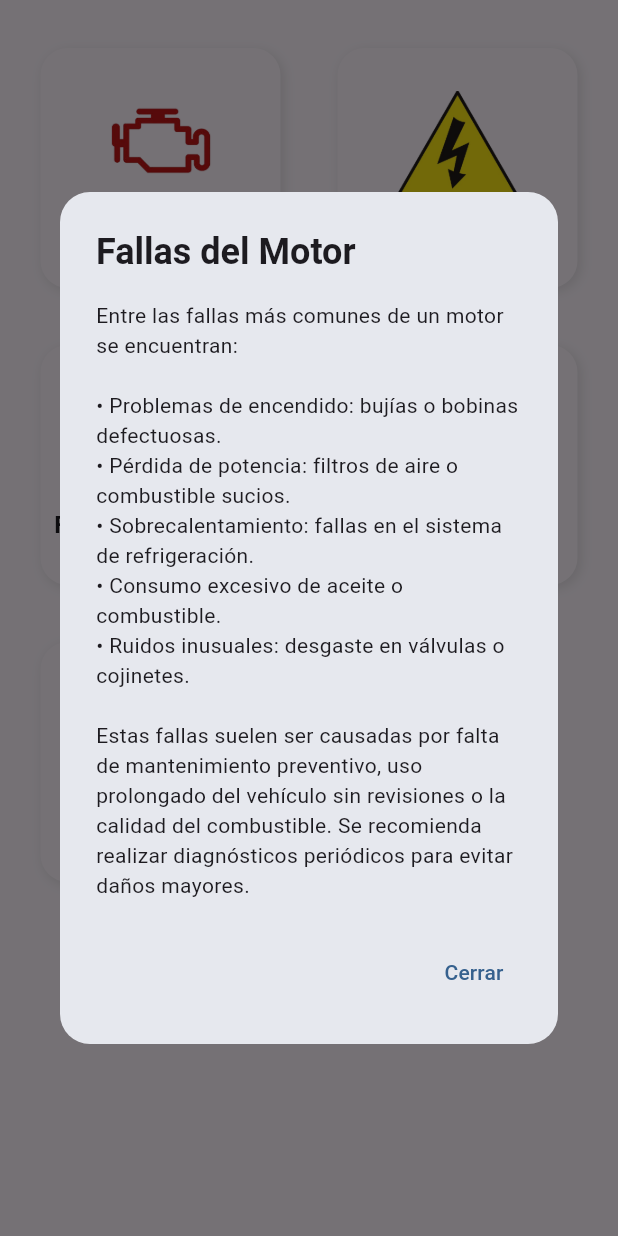
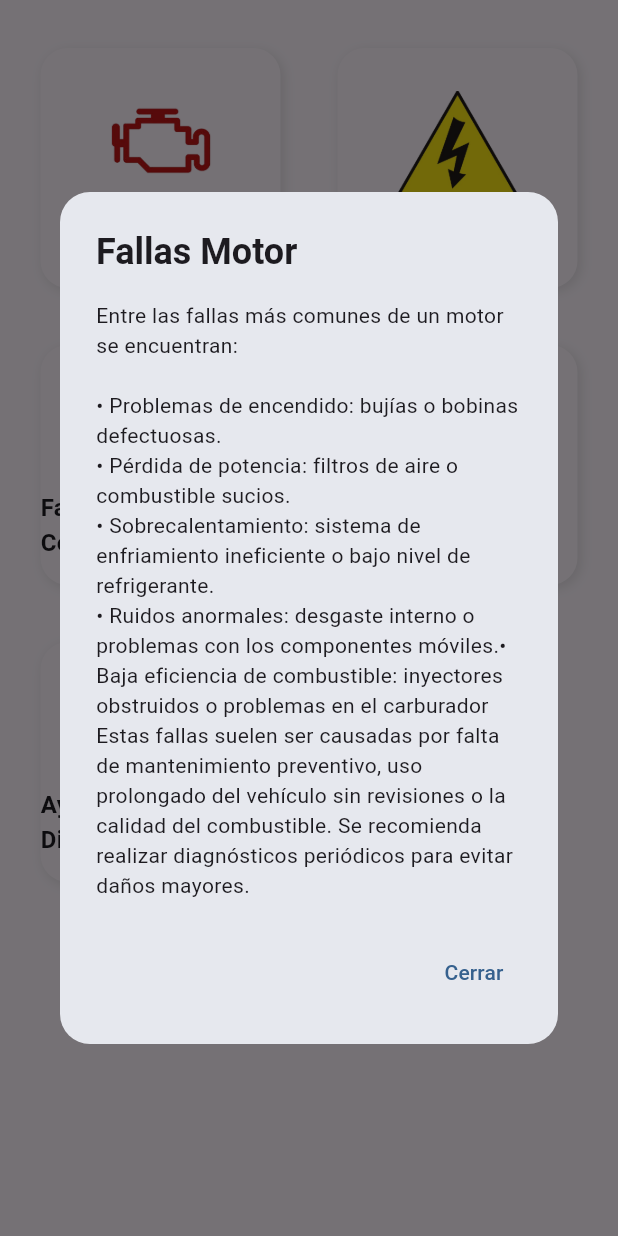
Before and after one commit to Alexyr28/Flutter, a Flutter app: the FailuresFixMec screen opened directly with empty values, after a tap on "Fallas Motor", on a phone screen of 412 x 824 dp. Run offline on Flutter 3.47's test engine with Material 3 defaults, Android fonts, the phone set to English and light mode, and no system bars; our stand-ins replace auto_size_text, carousel_slider, firebase_auth, firebase_core, flutter_markdown, lottie and 2 more; accounts and stored records are empty.

Commit message:
traduccion_failures

```diff
--- a/fixmec/lib/l10n/app_en.dart
+++ b/fixmec/lib/l10n/app_en.dart
@@ -57,4 +57,57 @@ const Map<String, String> en = {
       "You are an expert mechanic in motorcycle diagnosis and you provide short, concrete answers.",
   "server": "We are having problems with our server, please try again.",
   "motorfailures": "Engine Failures",
+  "electricalfailures": "Electrical Failures",
+  "fuelfailures": "Fuel Failures",
+  "physicalfailures": "Physical Failures",
+  "diagnostic_help": "Diagnostic Help",
+  "close": "Close",
+  "Mfailures_content":
+      "Among the most common engine failures are:\n\n"
+      "• Ignition problems: defective spark plugs or coils.\n"
+      "• Power loss: dirty air or fuel filters.\n"
+      "• Overheating: low coolant levels or radiator issues.\n"
+      "• Unusual noises: worn bearings or loose components.\n"
+      "• Poor fuel efficiency: clogged injectors or carburetor problems.\n\n"
+      "These failures are usually caused by a lack of preventive maintenance,"
+      "prolonged use of the vehicle without inspections, or fuel quality."
+      "Periodic diagnostics are recommended to prevent further damage.",
+  "Efailures_content":
+      "Common electrical failures include:\n\n"
+      "• Battery issues: discharged or faulty battery.\n"
+      "• Lighting problems: blown fuses or faulty bulbs.\n"
+      "• Starter motor failure: worn brushes or solenoid issues.\n"
+      "• Wiring problems: loose connections or damaged cables.\n"
+      "• Sensor malfunctions: faulty oxygen or temperature sensors.\n\n"
+      "These failures can be caused by exposure to moisture, vibrations,"
+      "or poor maintenance. Regular checks of the electrical system are"
+      "recommended to ensure proper functioning.",
+  "Cfailures_Content":
+      "Common fuel system failures include:\n\n"
+      "• Fuel pump failure: clogged or faulty pump.\n"
+      "• Clogged fuel filter: restricts fuel flow to the engine.\n"
+      "• Carburetor issues: dirty or misadjusted carburetor.\n"
+      "• Fuel injector problems: clogged or leaking injectors.\n"
+      "• Contaminated fuel: presence of water or debris in the fuel tank.\n\n"
+      "These failures can be caused by poor fuel quality, lack of maintenance,"
+      "or prolonged use without inspections. Regular cleaning and replacement"
+      "of fuel system components are recommended to ensure optimal performance.",
+  "Pfailures_content":
+      "Common physical failures include:\n\n"
+      "• Tire wear: uneven or excessive tire wear.\n"
+      "• Brake issues: worn brake pads or fluid leaks.\n"
+      "• Suspension problems: worn shocks or misaligned components.\n"
+      "• Frame damage: cracks or bends in the motorcycle frame.\n"
+      "• Chain and sprocket wear: stretched chain or worn sprockets.\n\n"
+      "These failures can be caused by poor maintenance, rough riding conditions,"
+      "or accidents. Regular inspections and timely replacement of worn parts"
+      "are recommended to ensure safety and optimal performance.",
+  "Dfailures_content":
+      "Common diagnostic help includes:\n\n"
+      "• Regularly check fluid levels: oil, coolant, and brake fluid.\n"
+      "• Inspect tires for proper inflation and tread wear.\n"
+      "• Listen for unusual noises during operation.\n"
+      "• Monitor engine performance and fuel efficiency.\n"
+      "• Schedule regular maintenance and inspections with a professional mechanic.\n\n"
+      "These practices can help identify potential issues early and prevent major failures.",
 };
--- a/fixmec/lib/l10n/app_es.dart
+++ b/fixmec/lib/l10n/app_es.dart
@@ -57,4 +57,55 @@ const Map<String, String> es = {
       "Eres un mecánico experto en diagnóstico de motos y entregas respuestas concretas y cortas",
   "server": "Tenemos problemas con nuestro servidor intentalo de nuevo",
   "motorfailures": "Fallas Motor",
+  "electricalfailures": "Fallas Eléctricas",
+  "fuelfailures": "Fallas de Combustible",
+  "physicalfailures": "Fallas Físicas",
+  "diagnostic_help": "Ayuda de Diagnóstico",
+  "close": "Cerrar",
+  "Mfailures_content":
+      "Entre las fallas más comunes de un motor se encuentran:\n\n"
+      "• Problemas de encendido: bujías o bobinas defectuosas.\n"
+      "• Pérdida de potencia: filtros de aire o combustible sucios.\n"
+      "• Sobrecalentamiento: sistema de enfriamiento ineficiente o bajo nivel de refrigerante.\n"
+      "• Ruidos anormales: desgaste interno o problemas con los componentes móviles."
+      "• Baja eficiencia de combustible: inyectores obstruidos o problemas en el carburador\n"
+      "Estas fallas suelen ser causadas por falta de mantenimiento preventivo, "
+      "uso prolongado del vehículo sin revisiones o la calidad del combustible. "
+      "Se recomienda realizar diagnósticos periódicos para evitar daños mayores.",
+  "Efailures_content":
+      "Las fallas eléctricas más comunes en motocicletas incluyen:\n\n"
+      "• Batería descargada o defectuosa: puede causar problemas de arranque y funcionamiento eléctrico.\n"
+      "• Problemas con el sistema de carga: alternador o regulador de voltaje defectuosos.\n"
+      "• Fallas en el sistema de iluminación: bombillas quemadas o conexiones sueltas.\n"
+      "• Cortocircuitos: cables dañados o conexiones incorrectas.\n"
+      "• Problemas con el sistema de encendido: bobinas o CDI defectuosos.\n"
+      "Estas fallas suelen ser causadas por la exposición a la humedad, vibraciones excesivas o falta de mantenimiento. "
+      "Es importante revisar regularmente el sistema eléctrico para garantizar un funcionamiento seguro y eficiente.",
+  "Cfailures_Content":
+      "Las fallas de combustible más comunes en motocicletas incluyen:\n\n"
+      "• Filtro de combustible obstruido: puede causar una reducción en el flujo de combustible al motor.\n"
+      "• Bomba de combustible defectuosa: puede provocar dificultades para arrancar o pérdida de potencia.\n"
+      "• Inyectores sucios o dañados: pueden afectar la atomización del combustible y el rendimiento del motor.\n"
+      "• Carburador desajustado o sucio: puede causar problemas de mezcla aire-combustible.\n"
+      "• Contaminación del combustible: agua o suciedad en el tanque pueden afectar el rendimiento del motor.\n"
+      "Estas fallas suelen ser causadas por la falta de mantenimiento, uso de combustible de baja calidad o almacenamiento inadecuado. "
+      "Se recomienda realizar revisiones periódicas del sistema de combustible para asegurar un funcionamiento óptimo.",
+  "Pfailures_content":
+      "Las fallas físicas más comunes en motocicletas incluyen:\n\n"
+      "• Neumáticos desgastados o mal inflados: pueden afectar la estabilidad y el manejo del vehículo.\n"
+      "• Frenos desgastados o mal ajustados: pueden comprometer la seguridad al reducir la capacidad de frenado.\n"
+      "• Suspensión dañada o desajustada: puede afectar la comodidad y el control del vehículo.\n"
+      "• Cadena o correa de transmisión desgastada: puede provocar pérdida de potencia y daños en el motor.\n"
+      "• Estructura o chasis dañado: puede comprometer la integridad del vehículo y la seguridad del conductor.\n"
+      "Estas fallas suelen ser causadas por el desgaste normal, falta de mantenimiento o accidentes. "
+      "Es importante realizar inspecciones regulares para garantizar la seguridad y el buen funcionamiento de la motocicleta.",
+  "Dfailures_content":
+      "Las fallas detalladas en motocicletas pueden incluir:\n\n"
+      "• Problemas en el sistema de escape: fugas o bloqueos que afectan el rendimiento del motor.\n"
+      "• Fallas en el sistema de transmisión: cambios bruscos o dificultad para cambiar de marcha.\n"
+      "• Problemas en el sistema de refrigeración: sobrecalentamiento del motor debido a un radiador obstruido o bomba de agua defectuosa.\n"
+      "• Fallas en el sistema de suspensión: ruidos o vibraciones excesivas al conducir.\n"
+      "• Problemas eléctricos complejos: fallas intermitentes en el sistema eléctrico que requieren diagnóstico especializado.\n"
+      "Estas fallas suelen ser causadas por una combinación de factores, incluyendo desgaste, falta de mantenimiento y condiciones de conducción adversas. "
+      "Se recomienda realizar diagnósticos detallados y mantenimiento preventivo para abordar estas fallas de manera efectiva.",
 };
--- a/fixmec/lib/pages/ui/failures.dart
+++ b/fixmec/lib/pages/ui/failures.dart
@@ -91,6 +91,7 @@ class _FailuresFixMec extends State<FailuresFixMec> {
   }
 
   Widget _buildFailuresElctronics(BuildContext context) {
+    final loc = Provider.of<LocalizationService>(context);
     return Center(
       child: InkWell(
         borderRadius: BorderRadius.circular(18),
@@ -116,7 +117,7 @@ class _FailuresFixMec extends State<FailuresFixMec> {
               Image.asset('assets/fallas/electricas.png', height: 70),
               const SizedBox(height: 10),
               Text(
-                'Fallas Electricas',
+                loc.translate("electricalfailures"),
                 style: TextStyle(fontSize: 16, fontWeight: FontWeight.bold),
               ),
             ],
@@ -127,6 +128,7 @@ class _FailuresFixMec extends State<FailuresFixMec> {
   }
 
   Widget _buildFailuresFuel(BuildContext context) {
+    final loc = Provider.of<LocalizationService>(context);
     return Center(
       child: InkWell(
         borderRadius: BorderRadius.circular(18),
@@ -151,8 +153,8 @@ class _FailuresFixMec extends State<FailuresFixMec> {
             children: [
               Image.asset('assets/fallas/combustibles.png', height: 70),
               const SizedBox(height: 10),
-              const Text(
-                'Fallas Combustible',
+              Text(
+                loc.translate("fuelfailures"),
                 style: TextStyle(fontSize: 16, fontWeight: FontWeight.bold),
               ),
             ],
@@ -163,6 +165,7 @@ class _FailuresFixMec extends State<FailuresFixMec> {
   }
 
   Widget _buildFailuresPhysical(BuildContext context) {
+    final loc = Provider.of<LocalizationService>(context);
     return Center(
       child: InkWell(
         borderRadius: BorderRadius.circular(18),
@@ -187,8 +190,8 @@ class _FailuresFixMec extends State<FailuresFixMec> {
             children: [
               Image.asset('assets/fallas/fisicas.png', height: 70),
               const SizedBox(height: 10),
-              const Text(
-                'Fallas Fisicas',
+              Text(
+                loc.translate("physicalfailures"),
                 style: TextStyle(fontSize: 16, fontWeight: FontWeight.bold),
               ),
             ],
@@ -199,6 +202,7 @@ class _FailuresFixMec extends State<FailuresFixMec> {
   }
 
   Widget _buildFailuresDiagnosis(BuildContext context) {
+    final loc = Provider.of<LocalizationService>(context);
     return Center(
       child: InkWell(
         borderRadius: BorderRadius.circular(18),
@@ -223,8 +227,8 @@ class _FailuresFixMec extends State<FailuresFixMec> {
             children: [
               Image.asset('assets/fallas/diagnostico.png', height: 70),
               const SizedBox(height: 10),
-              const Text(
-                'Diagnostico ',
+              Text(
+                loc.translate("diagnostic_help"),
                 style: TextStyle(fontSize: 16, fontWeight: FontWeight.bold),
               ),
             ],
@@ -236,29 +240,20 @@ class _FailuresFixMec extends State<FailuresFixMec> {
 
   //informaciom de fallas
   void _showFailureDialogMotor(BuildContext context) {
+    final loc = Provider.of<LocalizationService>(context, listen: false);
     showDialog(
       context: context,
       builder: (context) => AlertDialog(
         shape: RoundedRectangleBorder(borderRadius: BorderRadius.circular(20)),
-        title: const Text(
-          'Fallas del Motor',
+        title: Text(
+          loc.translate("motorfailures"),
           style: TextStyle(fontWeight: FontWeight.bold),
         ),
-        content: const Text(
-          'Entre las fallas más comunes de un motor se encuentran:\n\n'
-          '• Problemas de encendido: bujías o bobinas defectuosas.\n'
-          '• Pérdida de potencia: filtros de aire o combustible sucios.\n'
-          '• Sobrecalentamiento: fallas en el sistema de refrigeración.\n'
-          '• Consumo excesivo de aceite o combustible.\n'
-          '• Ruidos inusuales: desgaste en válvulas o cojinetes.\n\n'
-          'Estas fallas suelen ser causadas por falta de mantenimiento preventivo, '
-          'uso prolongado del vehículo sin revisiones o la calidad del combustible. '
-          'Se recomienda realizar diagnósticos periódicos para evitar daños mayores.',
-        ),
+        content: Text(loc.translate("Mfailures_content")),
         actions: [
           TextButton(
             onPressed: () => Navigator.pop(context),
-            child: const Text('Cerrar'),
+            child: Text(loc.translate("close")),
           ),
         ],
       ),
@@ -267,29 +262,20 @@ class _FailuresFixMec extends State<FailuresFixMec> {
 
   //electricas
   void _showFailureDialogElectricas(BuildContext context) {
+    final loc = Provider.of<LocalizationService>(context, listen: false);
     showDialog(
       context: context,
       builder: (context) => AlertDialog(
         shape: RoundedRectangleBorder(borderRadius: BorderRadius.circular(20)),
-        title: const Text(
-          'Fallas del Motor',
+        title: Text(
+          loc.translate("electricalfailures"),
           style: TextStyle(fontWeight: FontWeight.bold),
         ),
-        content: const Text(
-          'Entre las fallas eléctricas más comunes se encuentran:\n\n'
-          '• Batería descargada o en mal estado.\n'
-          '• Alternador defectuoso o que no carga correctamente.\n'
-          '• Cortocircuitos o cables sulfatados.\n'
-          '• Fusibles quemados o relés dañados.\n'
-          '• Fallas en sensores o módulos electrónicos.\n\n'
-          'Estas fallas pueden provocar encendido irregular, pérdida de funciones '
-          'electrónicas o fallos en la inyección del motor. '
-          'Es importante revisar el sistema eléctrico y la batería de forma periódica.',
-        ),
+        content: Text(loc.translate("Efailures_content")),
         actions: [
           TextButton(
             onPressed: () => Navigator.pop(context),
-            child: const Text('Cerrar'),
+            child: Text(loc.translate("close")),
           ),
         ],
       ),
@@ -298,28 +284,20 @@ class _FailuresFixMec extends State<FailuresFixMec> {
 
   //fuil
   void _showFailureDialogCombustible(BuildContext context) {
+    final loc = Provider.of<LocalizationService>(context, listen: false);
     showDialog(
       context: context,
       builder: (context) => AlertDialog(
         shape: RoundedRectangleBorder(borderRadius: BorderRadius.circular(20)),
-        title: const Text(
-          'Fallas del Motor',
+        title: Text(
+          loc.translate("fuelfailures"),
           style: TextStyle(fontWeight: FontWeight.bold),
         ),
-        content: const Text(
-          'Entre las fallas más comunes en el sistema de combustible se encuentran:\n\n'
-          '• Bomba de combustible defectuosa o con baja presión.\n'
-          '• Inyectores sucios o dañados.\n'
-          '• Filtros de combustible obstruidos.\n'
-          '• Fugas en líneas o conexiones del sistema.\n'
-          '• Uso de combustible de baja calidad.\n\n'
-          'Estos problemas pueden causar dificultad para arrancar, pérdida de potencia '
-          'o un consumo excesivo. Se recomienda limpiar los inyectores y cambiar el filtro periódicamente.',
-        ),
+        content: Text(loc.translate("Cfailures_Content")),
         actions: [
           TextButton(
             onPressed: () => Navigator.pop(context),
-            child: const Text('Cerrar'),
+            child: Text(loc.translate("close")),
           ),
         ],
       ),
@@ -328,28 +306,20 @@ class _FailuresFixMec extends State<FailuresFixMec> {
 
   //pyhsical
   void _showFailureDialogFisicas(BuildContext context) {
+    final loc = Provider.of<LocalizationService>(context, listen: false);
     showDialog(
       context: context,
       builder: (context) => AlertDialog(
         shape: RoundedRectangleBorder(borderRadius: BorderRadius.circular(20)),
-        title: const Text(
-          'Fallas del Motor',
+        title: Text(
+          loc.translate("physicalfailures"),
           style: TextStyle(fontWeight: FontWeight.bold),
         ),
-        content: const Text(
-          'Las fallas físicas más comunes en una motocicleta o vehículo incluyen:\n\n'
-          '• Pérdida de tornillos, tuercas o pernos por vibración.\n'
-          '• Rotura o desgaste de partes plásticas o metálicas.\n'
-          '• Problemas en la suspensión o chasis.\n'
-          '• Desgaste irregular en las llantas o frenos.\n'
-          '• Golpes o deformaciones por caídas o choques leves.\n\n'
-          'Estas fallas suelen afectar la seguridad y estabilidad del vehículo. '
-          'Es recomendable hacer inspecciones visuales frecuentes y mantenimiento preventivo.',
-        ),
+        content: Text(loc.translate("Pfailures_content")),
         actions: [
           TextButton(
             onPressed: () => Navigator.pop(context),
-            child: const Text('Cerrar'),
+            child: Text(loc.translate("close")),
           ),
         ],
       ),
@@ -358,28 +328,20 @@ class _FailuresFixMec extends State<FailuresFixMec> {
 
   //detalladas
   void _showFailureDialogDetalladas(BuildContext context) {
+    final loc = Provider.of<LocalizationService>(context, listen: false);
     showDialog(
       context: context,
       builder: (context) => AlertDialog(
         shape: RoundedRectangleBorder(borderRadius: BorderRadius.circular(20)),
-        title: const Text(
-          'Fallas del Motor',
+        title: Text(
+          loc.translate("diagnostic_help"),
           style: TextStyle(fontWeight: FontWeight.bold),
         ),
-        content: const Text(
-          'El diagnóstico detallado permite analizar de forma precisa el estado del vehículo:\n\n'
-          '• Escaneo de códigos de error del sistema electrónico.\n'
-          '• Revisión de sensores, actuadores y sistemas de inyección.\n'
-          '• Evaluación del rendimiento del motor y consumo.\n'
-          '• Análisis de vibraciones, ruidos o fugas.\n'
-          '• Generación de reportes para mantenimiento preventivo.\n\n'
-          'Un diagnóstico detallado ayuda a identificar fallas ocultas antes de que se conviertan '
-          'en reparaciones costosas y mejora la eficiencia del vehículo.',
-        ),
+        content: Text(loc.translate("Dfailures_content")),
         actions: [
           TextButton(
             onPressed: () => Navigator.pop(context),
-            child: const Text('Cerrar'),
+            child: Text(loc.translate("close")),
           ),
         ],
       ),
```
